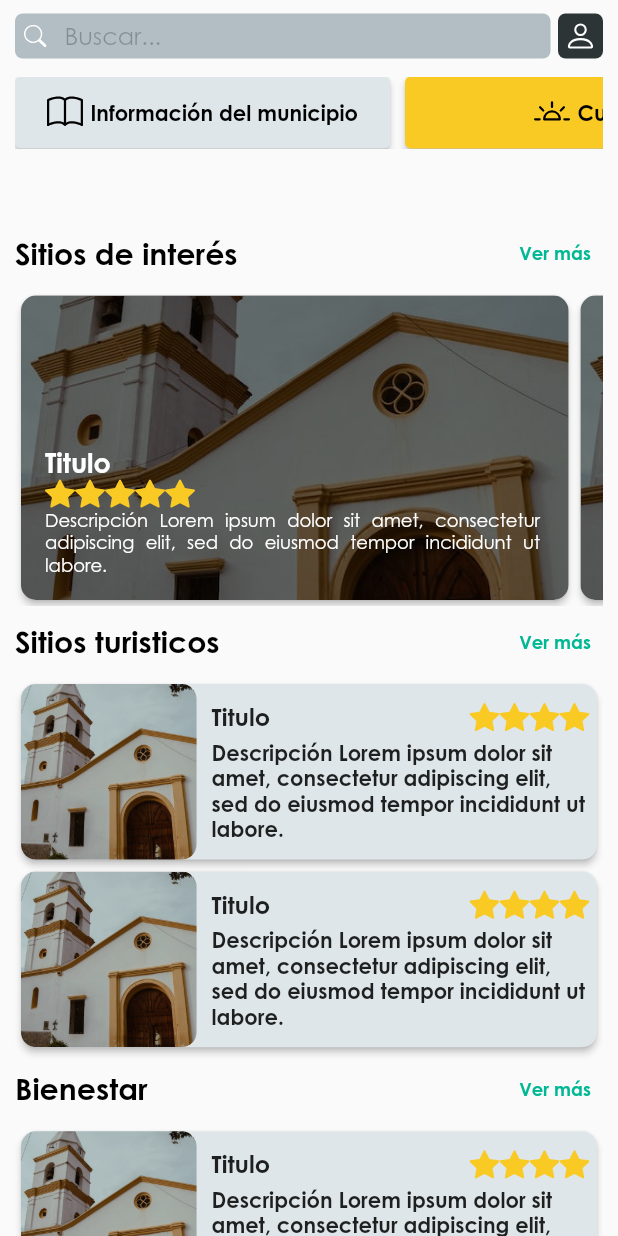
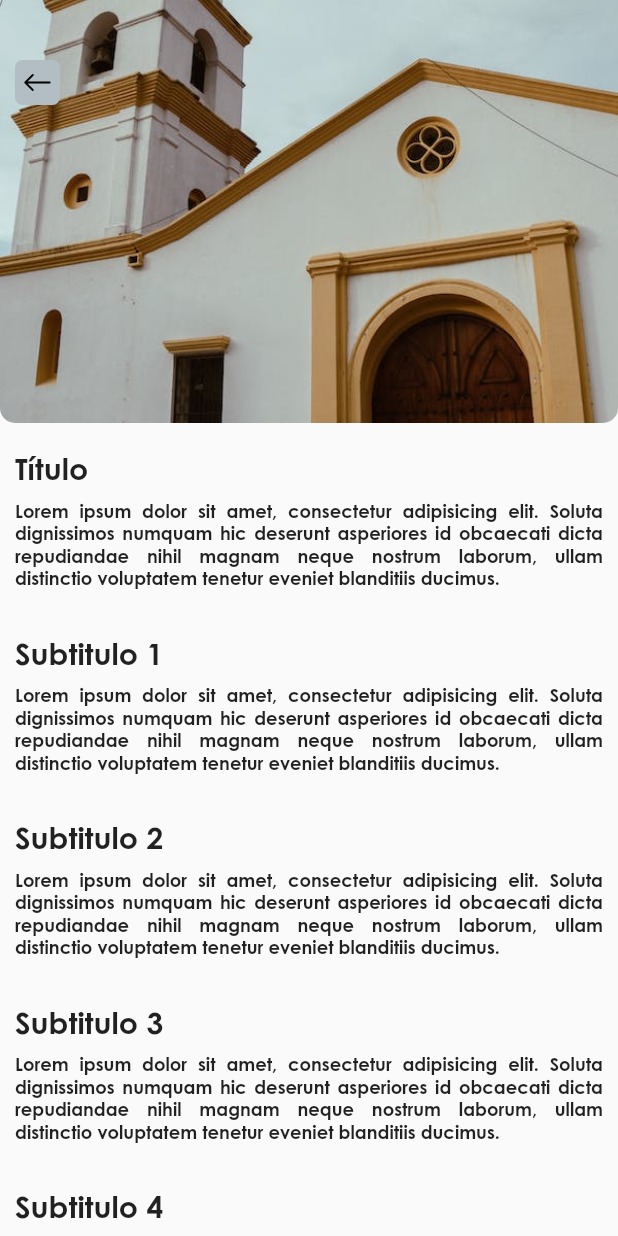
Before and after one commit to pueblobelloapp/TouristApp, a Flutter app: the Home screen opened directly, after a tap on "Información del municipio", on a phone screen of 412 x 824 dp. Run offline on Flutter 3.47's test engine with Material 2 defaults, Android fonts, the phone set to English and light mode, and no system bars; our stand-ins replace bootstrap_icons, cloud_firestore, email_validator, equatable, firebase_auth, firebase_core and 8 more; accounts and stored records are empty.

Commit message:
Se crea vista detail, detailController, se corrige problema de desboardamiento de pixeles en la vista home, Site_list causado por el stack que esta envolviendo cada vista, se ajuta el custombackbutton, se cambia propiedad del estilo de elevateButton en la clase CustomRowButton

```diff
--- /dev/null
+++ b/lib/Recursos/Paginas/Detalles/detail.dart
@@ -0,0 +1,159 @@
+import 'package:app_turismo_usuario/Recursos/Paginas/Detalles/detailController.dart';
+import 'package:app_turismo_usuario/Recursos/Widget/custom_back_button.dart';
+import 'package:flutter/material.dart';
+import 'package:get/get.dart';
+
+class Detail extends GetView<DetailController> {
+  const Detail({super.key});
+
+  @override
+  Widget build(BuildContext context) {
+    return Scaffold(
+      body: Column(
+        children: [
+          _containerPhoto(),
+          const SizedBox(
+            height: 8.0,
+          ),
+          Expanded(child: SingleChildScrollView(child: _containerDescripcion()))
+        ],
+      ),
+    );
+  }
+}
+
+Widget _containerPhoto() {
+  return Stack(children: [
+    SafeArea(
+      child: ClipRRect(
+        borderRadius: const BorderRadius.only(
+            bottomLeft: Radius.circular(10.0),
+            bottomRight: Radius.circular(10.0)),
+        child: Container(
+          width: double.infinity,
+          height: 282.0,
+          decoration: const BoxDecoration(
+            image: DecorationImage(
+              image: AssetImage('Assets/Img/sitiocard.png'), //
+              fit: BoxFit.cover,
+            ),
+          ),
+        ),
+      ),
+    ),
+    _btnArrowBack()
+  ]);
+}
+
+Widget _btnArrowBack() {
+  return CustomBackButton(onPressed: () {
+    Get.back();
+  });
+  /*Positioned(
+    top: 40.0,
+    left: 10.0,
+    child: IconButton(
+      icon: const Icon(Icons.arrow_back),
+      onPressed: () {},
+    ),
+  );*/
+}
+
+Widget _containerDescripcion() {
+  return Padding(
+    padding: const EdgeInsets.all(10.0),
+    child: Column(
+      crossAxisAlignment: CrossAxisAlignment.start,
+      children: const [
+        //SizedBox(height: 320.0),
+        Text(
+          'Título',
+          style: TextStyle(
+            fontSize: 20,
+            fontWeight: FontWeight.bold,
+          ),
+        ),
+        SizedBox(
+          height: 8.0,
+        ),
+        Text(
+          'Lorem ipsum dolor sit amet, consectetur adipisicing elit. Soluta dignissimos numquam hic deserunt asperiores id obcaecati dicta repudiandae nihil magnam neque nostrum laborum, ullam distinctio voluptatem tenetur eveniet blanditiis ducimus.',
+          textAlign: TextAlign.justify,
+          style: TextStyle(fontSize: 12, fontWeight: FontWeight.bold),
+        ),
+        SizedBox(
+          height: 30.0,
+        ),
+        Text(
+          'Subtitulo 1',
+          style: TextStyle(
+            fontSize: 20,
+            fontWeight: FontWeight.bold,
+          ),
+        ),
+        SizedBox(
+          height: 8.0,
+        ),
+        Text(
+          'Lorem ipsum dolor sit amet, consectetur adipisicing elit. Soluta dignissimos numquam hic deserunt asperiores id obcaecati dicta repudiandae nihil magnam neque nostrum laborum, ullam distinctio voluptatem tenetur eveniet blanditiis ducimus.',
+          textAlign: TextAlign.justify,
+          style: TextStyle(fontSize: 12, fontWeight: FontWeight.bold),
+        ),
+        SizedBox(
+          height: 30.0,
+        ),
+        Text(
+          'Subtitulo 2',
+          style: TextStyle(
+            fontSize: 20,
+            fontWeight: FontWeight.bold,
+          ),
+        ),
+        SizedBox(
+          height: 8.0,
+        ),
+        Text(
+          'Lorem ipsum dolor sit amet, consectetur adipisicing elit. Soluta dignissimos numquam hic deserunt asperiores id obcaecati dicta repudiandae nihil magnam neque nostrum laborum, ullam distinctio voluptatem tenetur eveniet blanditiis ducimus.',
+          textAlign: TextAlign.justify,
+          style: TextStyle(fontSize: 12, fontWeight: FontWeight.bold),
+        ),
+        SizedBox(
+          height: 30.0,
+        ),
+        Text(
+          'Subtitulo 3',
+          style: TextStyle(
+            fontSize: 20,
+            fontWeight: FontWeight.bold,
+          ),
+        ),
+        SizedBox(
+          height: 8.0,
+        ),
+        Text(
+          'Lorem ipsum dolor sit amet, consectetur adipisicing elit. Soluta dignissimos numquam hic deserunt asperiores id obcaecati dicta repudiandae nihil magnam neque nostrum laborum, ullam distinctio voluptatem tenetur eveniet blanditiis ducimus.',
+          textAlign: TextAlign.justify,
+          style: TextStyle(fontSize: 12, fontWeight: FontWeight.bold),
+        ),
+        SizedBox(
+          height: 30.0,
+        ),
+        Text(
+          'Subtitulo 4',
+          style: TextStyle(
+            fontSize: 20,
+            fontWeight: FontWeight.bold,
+          ),
+        ),
+        SizedBox(
+          height: 8.0,
+        ),
+        Text(
+          'Lorem ipsum dolor sit amet, consectetur adipisicing elit. Soluta dignissimos numquam hic deserunt asperiores id obcaecati dicta repudiandae nihil magnam neque nostrum laborum, ullam distinctio voluptatem tenetur eveniet blanditiis ducimus.',
+          textAlign: TextAlign.justify,
+          style: TextStyle(fontSize: 12, fontWeight: FontWeight.bold),
+        ),
+      ],
+    ),
+  );
+}
--- /dev/null
+++ b/lib/Recursos/Paginas/Detalles/detailController.dart
@@ -0,0 +1,4 @@
+import 'package:flutter/material.dart';
+import 'package:get/get.dart';
+
+class DetailController extends GetxController {}
--- a/lib/Recursos/Paginas/Home/home.dart
+++ b/lib/Recursos/Paginas/Home/home.dart
@@ -1,5 +1,6 @@
 import 'package:app_turismo_usuario/Recursos/Modelos/Tarjeta_turistica/tarjeta_turistica.dart';
 import 'package:app_turismo_usuario/Recursos/Modelos/Tarjeta_turistica_mini/tarjeta_turistica_mini.dart';
+import 'package:app_turismo_usuario/Recursos/Paginas/Detalles/detail.dart';
 import 'package:app_turismo_usuario/Recursos/Paginas/Lista_sitio/Site_list.dart';
 import 'package:app_turismo_usuario/Recursos/Widget/custom_textFormField.dart';
 import 'package:bootstrap_icons/bootstrap_icons.dart';
@@ -22,18 +23,16 @@ class Home extends GetView<HomeController> {
     return Scaffold(
       body: Container(
         margin: const EdgeInsets.fromLTRB(10, 0, 10, 0),
-        child: Stack(
+        child: Column(
           children: [
             Padding(
               padding: const EdgeInsets.only(top: 9.0),
               child: _bodyContainer(context),
             ),
-            Align(
-              alignment: Alignment.bottomCenter,
-              child: SizedBox(
-                  height: MediaQuery.of(context).size.height - 145.0,
-                  child: SingleChildScrollView(child: _listTurismo())),
-            )
+            Expanded(child: SingleChildScrollView(child: _listTurismo()))
+            /*SizedBox(
+                height: MediaQuery.of(context).size.height, //- 145.0,
+                child: SingleChildScrollView(child: _listTurismo())),*/
           ],
         ),
       ),
@@ -44,13 +43,14 @@ class Home extends GetView<HomeController> {
 Widget _bodyContainer(BuildContext context) {
   final controller = Get.put<HomeController>(HomeController());
 
-  return SafeArea(
+  return Stack(children: [
+    SafeArea(
       child: Column(
         children: [
           Row(
             children: <Widget>[
               Expanded(
-                child: Container(
+                  child: SizedBox(
                       height: 30.0,
                       /*decoration: const BoxDecoration(
                         borderRadius: BorderRadius.all(Radius.circular(5.0)),
@@ -65,7 +65,8 @@ Widget _bodyContainer(BuildContext context) {
                         textGuide: 'Buscar...',
                         obscureText: false,
                         textInputType: TextInputType.name,
-                      contentPadding: const EdgeInsets.symmetric(vertical: 5.0),
+                        contentPadding:
+                            const EdgeInsets.symmetric(vertical: 5.0),
                         fillColor: const Color.fromRGBO(178, 190, 195, 1),
                       ))),
               const SizedBox(
@@ -81,10 +82,12 @@ Widget _bodyContainer(BuildContext context) {
             ],
           ),
           const SizedBox(height: 12.0),
-        _buildButtonRow()
+          _buildButtonRow(),
+          const SizedBox(height: 12.0),
         ],
       ),
-  );
+    ),
+  ]);
 }
 
 Widget _buildButtonRow() {
@@ -93,7 +96,9 @@ Widget _buildButtonRow() {
       color: AppBasicColors.greyMun,
       icon: BootstrapIcons.book,
       text: 'Información del municipio',
-      onPressed: () {},
+      onPressed: () {
+        Get.to(const Detail());
+      },
     ),
     const SizedBox(
       width: 10.0,
@@ -102,7 +107,9 @@ Widget _buildButtonRow() {
       color: AppBasicColors.hellow,
       icon: BootstrapIcons.brightness_alt_high,
       text: 'Cultura',
-      onPressed: () {},
+      onPressed: () {
+        Get.to(const Detail());
+      },
     ),
     const SizedBox(
       width: 10.0,
@@ -111,7 +118,9 @@ Widget _buildButtonRow() {
         color: AppBasicColors.rgb,
         icon: BootstrapIcons.bicycle,
         text: 'Etnoturismo',
-        onPressed: () {})
+        onPressed: () {
+          Get.to(const Detail());
+        })
   ];
   return SingleChildScrollView(
     scrollDirection: Axis.horizontal,
--- a/lib/Recursos/Paginas/Lista_sitio/Site_list.dart
+++ b/lib/Recursos/Paginas/Lista_sitio/Site_list.dart
@@ -24,19 +24,23 @@ class SiteList extends GetView<SiteListController> {
         //backgroundColor: AppBasicColors.greyMun,
         body: Container(
       margin: const EdgeInsets.fromLTRB(10, 0, 10, 0),
-      child: Stack(
+      child: Column(
         children: [
           Padding(
             padding: const EdgeInsets.only(top: 9.0),
             child: __bodyContainer(context),
           ),
-          Align(
+          Expanded(
+              child: SingleChildScrollView(
+            child: _listTurismo(),
+          ))
+          /* Align(
             alignment: Alignment.bottomCenter,
             child: SizedBox(
               height: MediaQuery.of(context).size.height - 145.0,
               child: SingleChildScrollView(child: _listTurismo()),
             ),
-          )
+          )*/
         ],
       ),
     ));
@@ -46,13 +50,14 @@ class SiteList extends GetView<SiteListController> {
 Widget __bodyContainer(BuildContext context) {
   final controller = Get.put<SiteListController>(SiteListController());
 
-  return SafeArea(
+  return Stack(children: [
+    SafeArea(
         child: Column(
       children: [
         Row(
           children: <Widget>[
             Expanded(
-              child: Container(
+                child: SizedBox(
               height: 30.0,
               child: CustomTextFormField(
                 controller: controller.search,
@@ -82,9 +87,11 @@ Widget __bodyContainer(BuildContext context) {
           ],
         ),
         const SizedBox(height: 12.0),
-      _buildButtonRow()
+        _buildButtonRow(),
+        const SizedBox(height: 12.0),
       ],
-  ));
+    )),
+  ]);
 }
 
 Widget _listTurismo() {
@@ -99,13 +106,16 @@ Widget _listTurismo() {
             Get.back();
           }),
           Container(
-            margin: const EdgeInsets.only(top: 12),
+            margin: const EdgeInsets.only(top: 0, left: 5.0),
             child: const Text(
               'Nombre de la categoria',
               style: TextStyle(fontWeight: FontWeight.bold, fontSize: 24.0),
             ),
           )
         ],
+      ),
+      const SizedBox(
+        height: 5.0,
       ),
       const SizedBox(
         child: TarjetaTuristica(
--- a/lib/Recursos/Widget/Custom_row_button.dart
+++ b/lib/Recursos/Widget/Custom_row_button.dart
@@ -19,11 +19,14 @@ class CustomRowButton extends StatelessWidget {
   @override
   Widget build(BuildContext context) {
     return ElevatedButton(
-      style: ButtonStyle(
-          backgroundColor: MaterialStateProperty.all<Color>(color),
-          minimumSize: MaterialStateProperty.all(const Size(250.0, 48.0))),
+      style: ElevatedButton.styleFrom(
+          backgroundColor: color,
+          //shadowColor: AppBasicColors.black,
+          fixedSize: const Size(250.0, 45.0),
+          elevation: 3.0),
       onPressed: onPressed,
       child: Row(
+        mainAxisAlignment: MainAxisAlignment.center,
         children: [
           if (icon != null)
             Icon(
--- a/lib/Recursos/Widget/custom_back_button.dart
+++ b/lib/Recursos/Widget/custom_back_button.dart
@@ -10,8 +10,10 @@ class CustomBackButton extends StatelessWidget {
 
   @override
   Widget build(BuildContext context) {
-    return SafeArea(
-      minimum: const EdgeInsets.symmetric(vertical: 20.0, horizontal: 11.0),
+    return Positioned(
+      top: 40.0,
+      left: 10.0,
+      /* minimum: const EdgeInsets.symmetric(vertical: 20.0, horizontal: 11.0),*/
       child: Container(
         height: 30.0,
         width: 30.0,
```
Also changed, not shown: 1 other file. Lines whose indentation alone changed are shown as unchanged.
